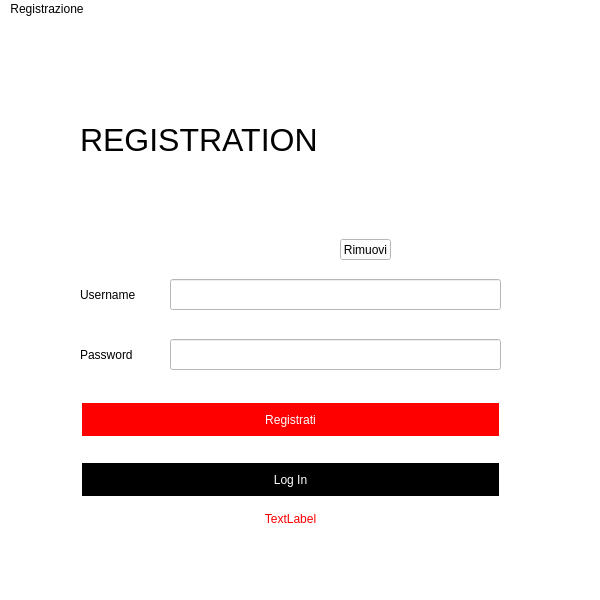
Above: client/ui/Registration/registration.ui from s267562/Live-Text-Editor before the change. Below: the same form after it.
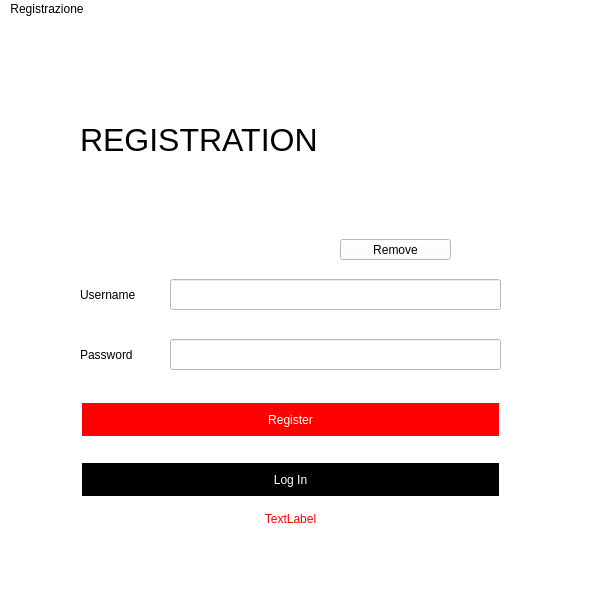
That is the form after the change. Icons and pictures are not drawn. Custom widgets are drawn as their Qt base class.

What changed in the file:
```diff
--- a/client/ui/Registration/registration.ui
+++ b/client/ui/Registration/registration.ui
@@ -163,7 +163,7 @@
 }</string>
       </property>
       <property name="text">
-       <string>Registrati</string>
+       <string>Register</string>
       </property>
      </widget>
      <widget class="ClickableLabel" name="label">
@@ -190,12 +190,12 @@
        <rect>
         <x>270</x>
         <y>120</y>
-        <width>51</width>
+        <width>111</width>
         <height>21</height>
        </rect>
       </property>
       <property name="text">
-       <string>Rimuovi</string>
+       <string>Remove</string>
       </property>
      </widget>
      <widget class="QLabel" name="error">
```
Left out of the diff: 4 changed lines with no effect on the pictures.
